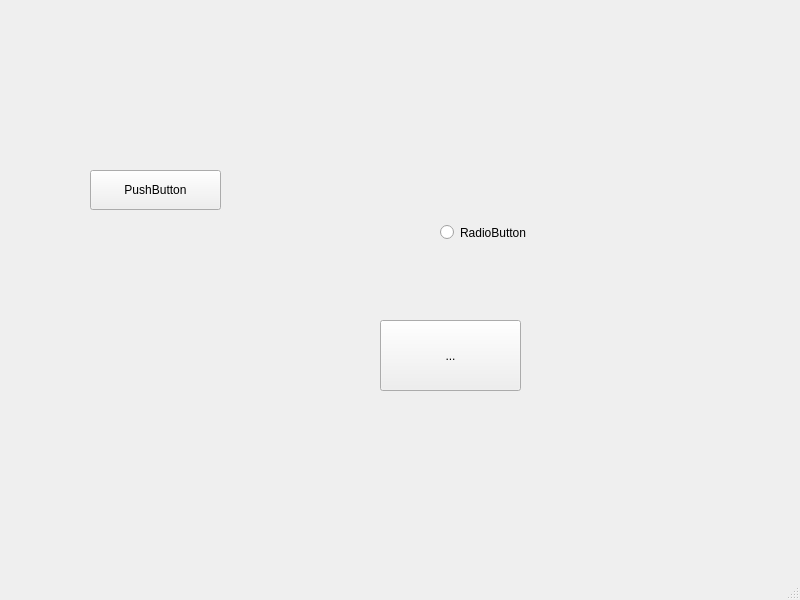
First picture: the form in demo1.ui, repository yangguan1995/Pyqt5, before the edit.
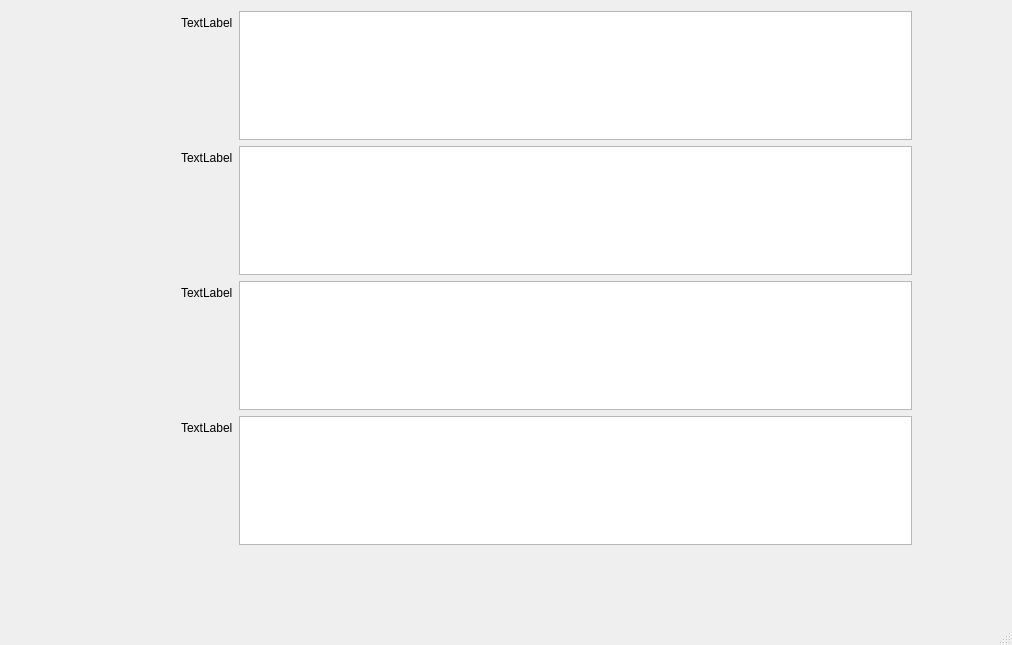
Second picture: the form after the edit.

```diff
--- a/demo1.ui
+++ b/demo1.ui
@@ -6,52 +6,65 @@
    <rect>
     <x>0</x>
     <y>0</y>
-    <width>800</width>
-    <height>600</height>
+    <width>1012</width>
+    <height>645</height>
    </rect>
   </property>
   <property name="windowTitle">
    <string>MainWindow</string>
   </property>
   <widget class="QWidget" name="centralwidget">
-   <widget class="QPushButton" name="pushButton">
+   <widget class="QWidget" name="">
     <property name="geometry">
      <rect>
-      <x>90</x>
-      <y>170</y>
-      <width>131</width>
-      <height>40</height>
+      <x>181</x>
+      <y>11</y>
+      <width>731</width>
+      <height>534</height>
      </rect>
     </property>
+    <layout class="QFormLayout" name="formLayout">
+     <item row="0" column="0">
+      <widget class="QLabel" name="label">
     <property name="text">
-     <string>PushButton</string>
-    </property>
-   </widget>
-   <widget class="QToolButton" name="toolButton">
-    <property name="geometry">
-     <rect>
-      <x>380</x>
-      <y>320</y>
-      <width>141</width>
-      <height>71</height>
-     </rect>
-    </property>
+        <string>TextLabel</string>
+       </property>
+      </widget>
+     </item>
+     <item row="0" column="1">
+      <widget class="QTextEdit" name="textEdit_5"/>
+     </item>
+     <item row="1" column="0">
+      <widget class="QLabel" name="label_2">
     <property name="text">
-     <string>...</string>
-    </property>
-   </widget>
-   <widget class="QRadioButton" name="radioButton">
-    <property name="geometry">
-     <rect>
-      <x>440</x>
-      <y>220</y>
-      <width>155</width>
-      <height>25</height>
-     </rect>
-    </property>
+        <string>TextLabel</string>
+       </property>
+      </widget>
+     </item>
+     <item row="3" column="0">
+      <widget class="QLabel" name="label_3">
+       <property name="text">
+        <string>TextLabel</string>
+       </property>
+      </widget>
+     </item>
+     <item row="3" column="1">
+      <widget class="QTextEdit" name="textEdit_6"/>
+     </item>
+     <item row="4" column="0">
+      <widget class="QLabel" name="label_4">
     <property name="text">
-     <string>RadioButton</string>
-    </property>
+        <string>TextLabel</string>
+       </property>
+      </widget>
+     </item>
+     <item row="4" column="1">
+      <widget class="QTextEdit" name="textEdit_4"/>
+     </item>
+     <item row="1" column="1">
+      <widget class="QTextEdit" name="textEdit_7"/>
+     </item>
+    </layout>
    </widget>
   </widget>
   <widget class="QMenuBar" name="menubar">
```
Left out of the diff: 2 changed lines with no effect on the pictures. Lines whose indentation alone changed are shown as unchanged.
